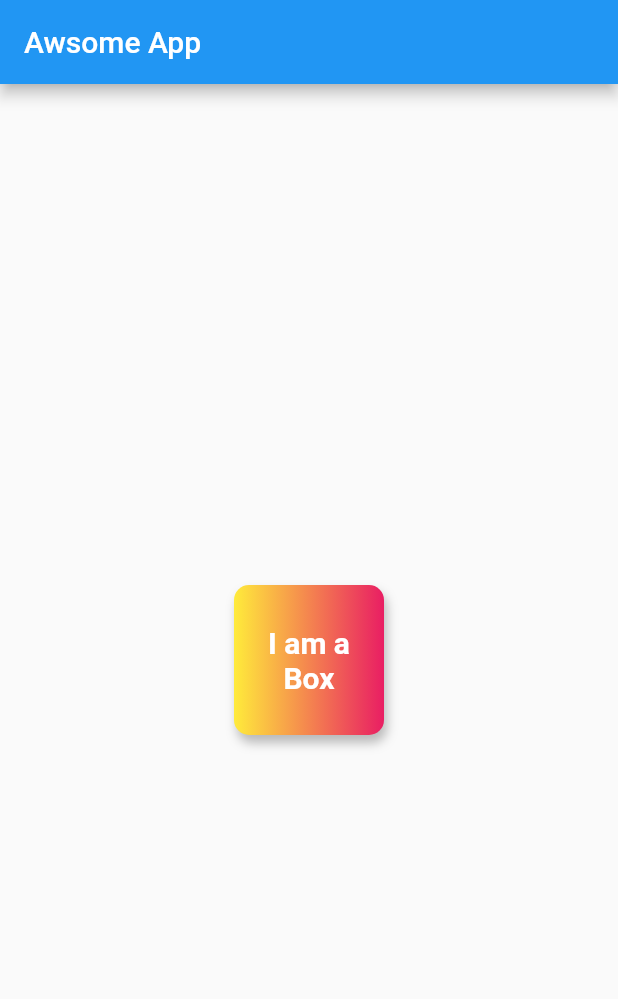
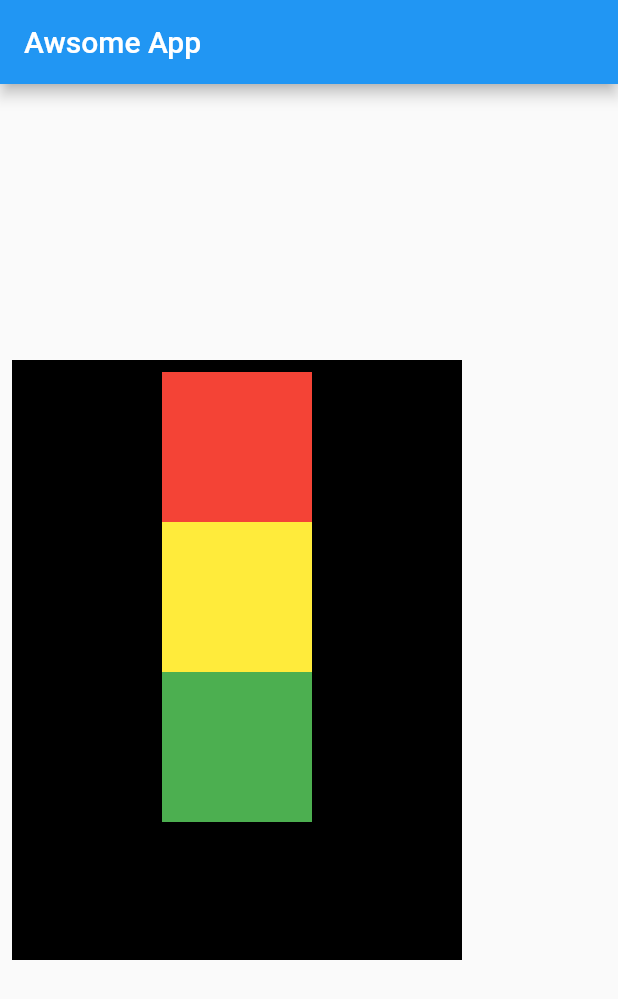
Before and after one commit to Deepjyoti-Sarmah/Flutter_learning, a Flutter app: the screen it shows after launch, on a phone screen of 412 x 824 dp. Shown: the top 999 px of the screen. Run offline on Flutter 3.47's test engine with Material 2 defaults, Android fonts, the phone set to English and light mode, and no system bars; our stand-ins replace matcher.

Commit message:
Rows and Colums

```diff
--- a/lib/main.dart
+++ b/lib/main.dart
@@ -18,33 +18,40 @@ class HomePage extends StatelessWidget {
         appBar: AppBar(
           title: Text("Awsome App"),
         ),
-        body: Center(
-          child: Container(
-            padding: const EdgeInsets.all(8),
-            alignment: Alignment.center,
-            width: 100,
-            height: 100,
-            decoration: BoxDecoration(
-                borderRadius: BorderRadius.circular(10),
-                boxShadow: [
-                  BoxShadow(
-                    color: Colors.black26,
-                    blurRadius: 5,
-                    offset: Offset(2.0, 5.0),
-                  )
-                ],
-                color: Colors.teal,
-                gradient: LinearGradient(colors: [
-                  Colors.yellow,
-                  Colors.pink,
-                ])),
-            child: Text(
-              "I am a Box",
-              textAlign:TextAlign.center,
-              style: TextStyle(
-                color: Colors.white,
-                fontWeight: FontWeight.bold,
-                fontSize: 20,
+        body: Padding(
+          padding: const EdgeInsets.all(8),
+          child: Align(
+            alignment: Alignment.centerLeft,
+            child: Container(
+              color: Colors.black,
+              width: 300,
+              height: 400,
+              child: Padding(
+                padding: const EdgeInsets.all(8.0),
+                child: Column(
+                  mainAxisAlignment: MainAxisAlignment.start,
+                  crossAxisAlignment: CrossAxisAlignment.center,
+                  children: [
+                    Container(
+                      padding: const EdgeInsets.all(8),
+                      width: 100,
+                      height: 100,
+                      color: Colors.red,
+                    ),
+                    Container(
+                      padding: const EdgeInsets.all(8),
+                      width: 100,
+                      height: 100,
+                      color: Colors.yellow,
+                    ),
+                    Container(
+                      padding: const EdgeInsets.all(8),
+                      width: 100,
+                      height: 100,
+                      color: Colors.green,
+                    ),
+                  ],
+                ),
               ),
             ),
           ),
```
